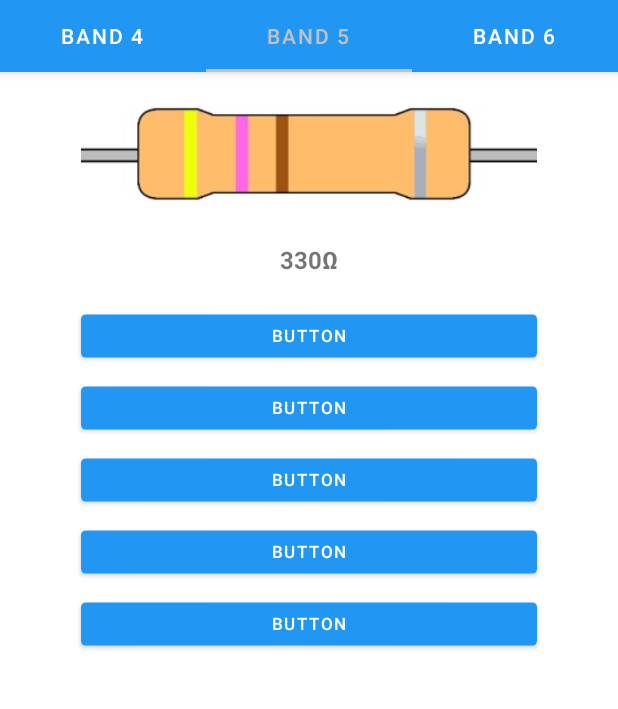
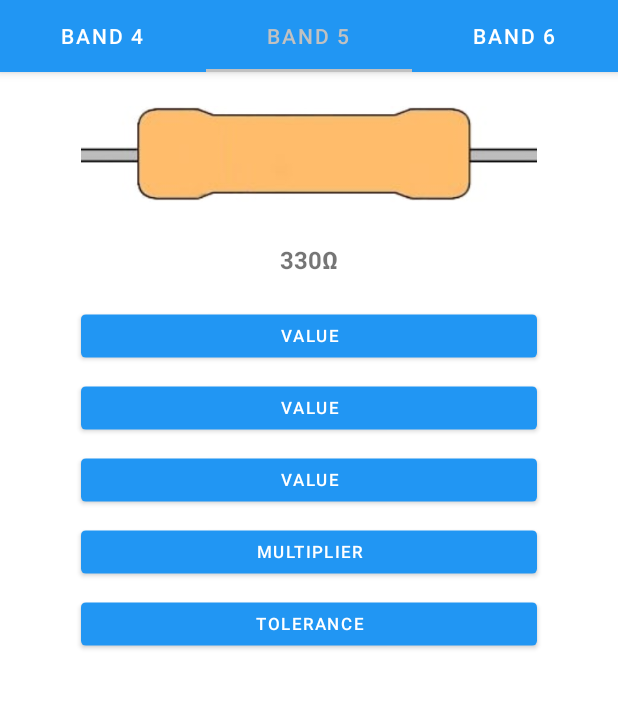
Before and after one commit to MartinMatta/Android-Resistor-Color-Codes, an Android app: the screen it shows after launch (MainActivity), tab 2 chosen, on a phone screen of 412 x 824 dp, the part 89-798 px from its top. Run offline under Robolectric (Android 15) with nearby library versions, the phone set to English and light mode, and no system bars.

Commit message:
update strings.xml

```diff
--- /dev/null
+++ b/app/src/main/java/com/example/resistorcalculator/Resistor.java
@@ -0,0 +1,33 @@
+package com.example.resistorcalculator;
+
+import android.graphics.Color;
+import android.widget.ImageView;
+
+import android.graphics.Bitmap;
+import android.graphics.Canvas;
+import android.graphics.Paint;
+import android.graphics.RectF;
+import android.graphics.drawable.BitmapDrawable;
+
+public class Resistor extends Utils {
+
+    private int loadResistorImage() {
+        int path = R.drawable.resistor;
+        return path;
+    }
+
+    public void drawBand(ImageView image, int band, int colorCode) {
+        int [] rgb = hexToRgb(colorCode);
+
+        Paint paint = new Paint();
+        paint.setStyle(Paint.Style.STROKE);
+        paint.setStrokeWidth(10f);
+        paint.setAntiAlias(true);
+        paint.setColor(Color.RED);
+
+        Canvas canvas = new Canvas();
+        canvas.drawLine(0, 0, 80, 80, paint);
+
+        image.draw(canvas);
+    }
+}
--- /dev/null
+++ b/app/src/main/java/com/example/resistorcalculator/Utils.java
@@ -0,0 +1,9 @@
+package com.example.resistorcalculator;
+
+public class Utils {
+
+    public int[] hexToRgb(int colorCode) {
+        int[] color = {225, 12, 54};
+        return color;
+    }
+}
--- a/app/src/main/java/com/example/resistorcalculator/ui/main/FragmentBAND4.java
+++ b/app/src/main/java/com/example/resistorcalculator/ui/main/FragmentBAND4.java
@@ -4,17 +4,20 @@
 import android.view.LayoutInflater;
 import android.view.View;
 import android.view.ViewGroup;
+import android.widget.ImageView;
 import android.widget.ListView;
 import android.widget.TextView;
 
 import androidx.fragment.app.Fragment;
 
 import com.example.resistorcalculator.R;
+import com.example.resistorcalculator.Resistor;
 
 public class FragmentBAND4 extends Fragment {
 
     ListView list;
     TextView result;
+    ImageView imageView;
 
     private static String[] BAND = {
             "value 1","value 2",
@@ -25,8 +28,11 @@
     public View onCreateView(LayoutInflater inflater, ViewGroup container, Bundle savedInstanceState) {
         View view = inflater.inflate(R.layout.band4_layout, container, false);
 
-        //list = (ListView)view.findViewById(R.id.listView4);
+        imageView = (ImageView) view.findViewById(R.id.resistorBAND4);
         //list.setAdapter(new ArrayAdapter<String>(getActivity(),android.R.layout.simple_list_item_1, BAND));
+
+        Resistor resistor = new Resistor();
+        resistor.drawBand(imageView, 1, 0x01);
 
         return view;
     }
--- a/app/src/main/res/layout/band5_layout.xml
+++ b/app/src/main/res/layout/band5_layout.xml
@@ -8,9 +8,10 @@
 
 
     <ImageView
-        android:id="@+id/resistorBAND6"
+        android:id="@+id/resistorBAND5"
         android:layout_width="match_parent"
         android:layout_height="wrap_content"
+        android:contentDescription="@string/image_description"
         android:paddingTop="16dp"
         android:scaleType="center"
         android:src="@drawable/resistor"
@@ -34,7 +35,7 @@
         android:layout_height="wrap_content"
         android:scaleX="0.8"
         android:scaleY="0.8"
-        android:text="Button" />
+        android:text="@string/resistor_Value" />
 
     <Button
         android:id="@+id/button8"
@@ -42,7 +43,7 @@
         android:layout_height="wrap_content"
         android:scaleX="0.8"
         android:scaleY="0.8"
-        android:text="Button" />
+        android:text="@string/resistor_Value" />
 
     <Button
         android:id="@+id/button9"
@@ -50,7 +51,7 @@
         android:layout_height="wrap_content"
         android:scaleX="0.8"
         android:scaleY="0.8"
-        android:text="Button" />
+        android:text="@string/resistor_Value" />
 
     <Button
         android:id="@+id/button10"
@@ -58,7 +59,7 @@
         android:layout_height="wrap_content"
         android:scaleX="0.8"
         android:scaleY="0.8"
-        android:text="Button" />
+        android:text="@string/resistor_Multiplier" />
 
     <Button
         android:id="@+id/button11"
@@ -66,7 +67,7 @@
         android:layout_height="wrap_content"
         android:scaleX="0.8"
         android:scaleY="0.8"
-        android:text="Button" />
+        android:text="@string/resistor_Tolerance" />
 
 
 </LinearLayout>
--- a/app/src/main/res/values/strings.xml
+++ b/app/src/main/res/values/strings.xml
@@ -3,4 +3,12 @@
     <string name="tab_text_1">BAND 4</string>
     <string name="tab_text_2">BAND 5</string>
     <string name="tab_text_3">BAND 6</string>
+
+
+    <string name="resistor_Value">value</string>
+    <string name="resistor_Multiplier">Multiplier</string>
+    <string name="resistor_Tolerance">Tolerance</string>
+    <string name="resistor_Temperature_Coefficient">Temperature coefficient</string>
+
+    <string name="image_description">Resistor image</string>
 </resources>
```
Also changed, not shown: app/src/main/res/layout/band4_layout.xml (+6 -5 lines), app/src/main/res/layout/band6_layout.xml (+9 -7 lines), app/src/main/res/drawable-v24/resistor.jpg.
